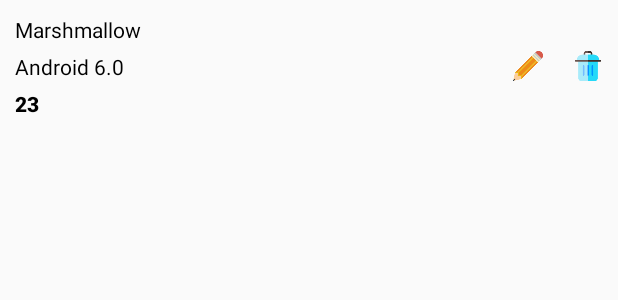
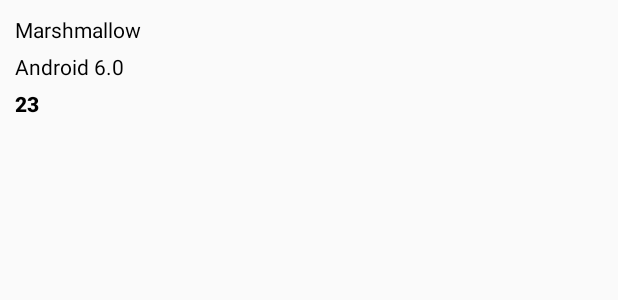
Before and after one commit to lathifrdp/ipb_connect, an Android app: the layout row_item_vc_post.xml on its own in the app's theme, with its tools: preview values and no code run, on a phone screen of 412 x 824 dp. Shown: the top 300 px of the screen. Run offline under Robolectric (Android 15) with nearby library versions, the phone set to English and light mode, and no system bars.

Commit message:
menyesuaikan tampilan listview vacancy post

```diff
--- a/app/src/main/res/layout/row_item_vc_post.xml
+++ b/app/src/main/res/layout/row_item_vc_post.xml
@@ -41,24 +41,24 @@
         android:textColor="@android:color/black"
         android:textStyle="bold" />
 
-    <ImageView
-        android:id="@+id/edit_vc"
-        android:layout_width="20dp"
-        android:layout_height="20dp"
-        android:layout_alignParentEnd="true"
-        android:layout_alignParentRight="true"
-        android:layout_centerVertical="true"
-        android:layout_marginRight="40dp"
-        android:src="@drawable/edit" />
+    <!--<ImageView-->
+        <!--android:id="@+id/edit_vc"-->
+        <!--android:layout_width="20dp"-->
+        <!--android:layout_height="20dp"-->
+        <!--android:layout_alignParentEnd="true"-->
+        <!--android:layout_alignParentRight="true"-->
+        <!--android:layout_centerVertical="true"-->
+        <!--android:layout_marginRight="40dp"-->
+        <!--android:src="@drawable/edit" />-->
 
-    <ImageView
-        android:id="@+id/delete_vc"
-        android:layout_width="20dp"
-        android:layout_height="20dp"
-        android:layout_alignParentEnd="true"
-        android:layout_alignParentRight="true"
-        android:layout_centerVertical="true"
-        android:src="@drawable/trash" />
+    <!--<ImageView-->
+        <!--android:id="@+id/delete_vc"-->
+        <!--android:layout_width="20dp"-->
+        <!--android:layout_height="20dp"-->
+        <!--android:layout_alignParentEnd="true"-->
+        <!--android:layout_alignParentRight="true"-->
+        <!--android:layout_centerVertical="true"-->
+        <!--android:src="@drawable/trash" />-->
 
     <!--android:src="@android:drawable/ic_dialog_info"-->
     <!--<LinearLayout-->
```
Also changed, not shown: app/src/main/java/com/example/lathifrdp/demoapp/adapter/VacancyPostList.java (+19 -19 lines).
